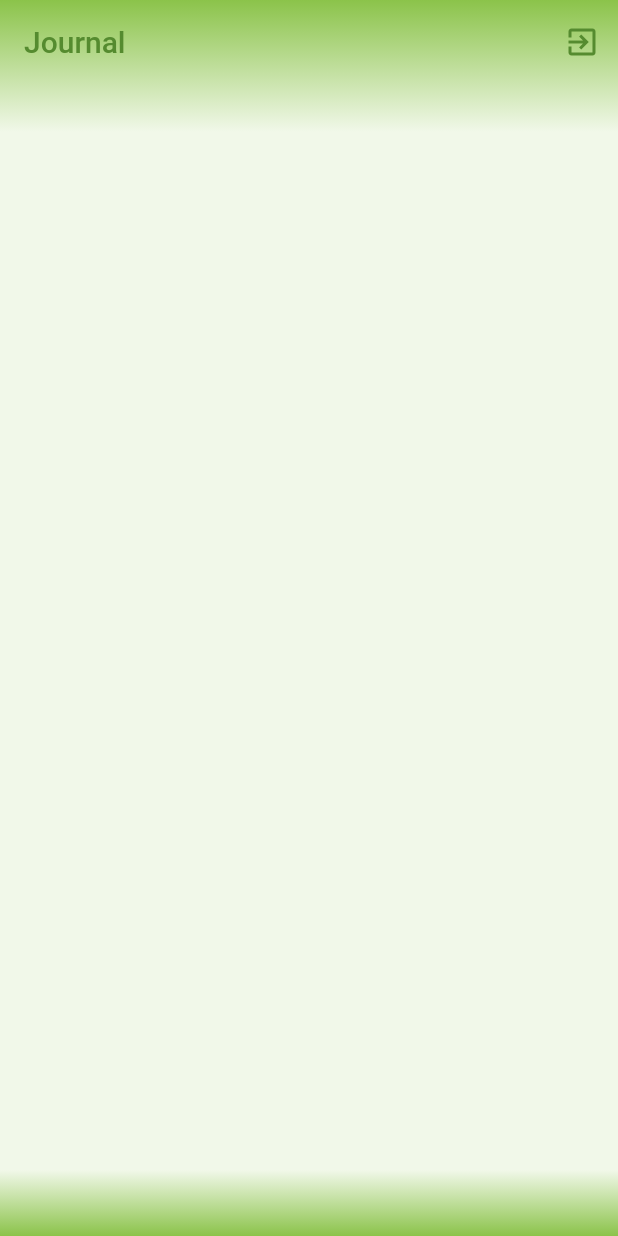
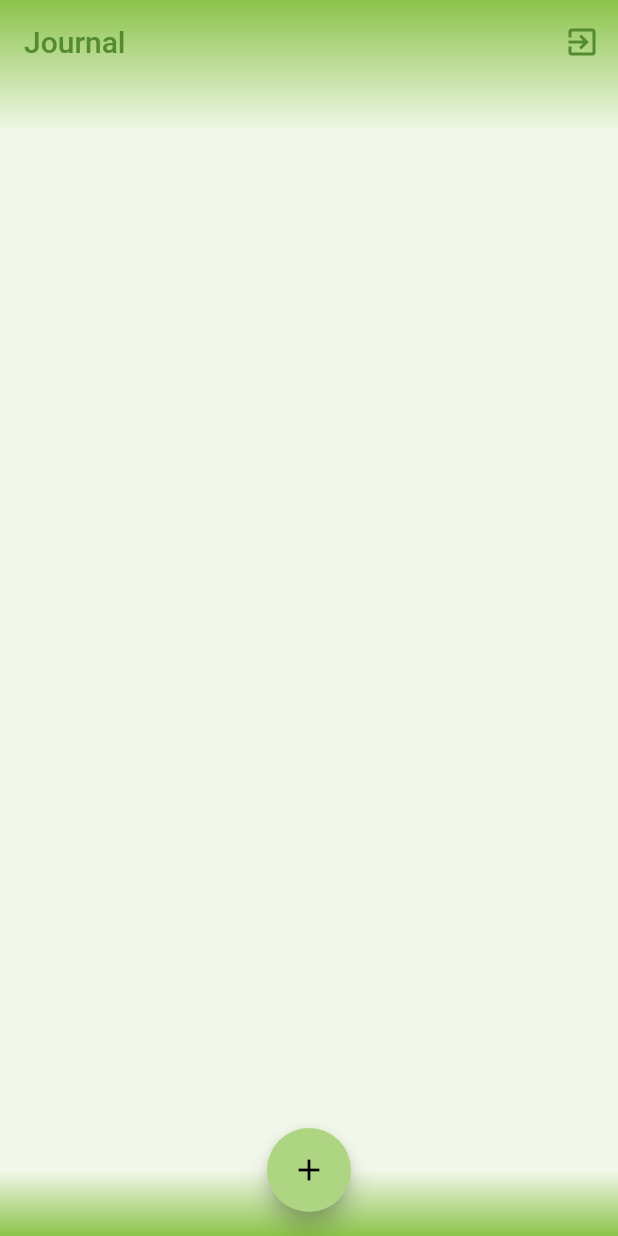
Before and after one commit to blessed-sibanda/journal, a Flutter app: the screen it shows after launch, on a phone screen of 412 x 824 dp. Run offline on Flutter 3.47's test engine with Material 2 defaults, Android fonts, the phone set to English and light mode, and no system bars.

Commit message:
add a docker floating-action-button

```diff
--- a/lib/pages/home.dart
+++ b/lib/pages/home.dart
@@ -45,6 +45,15 @@ class _MyHomePageState extends State<MyHomePage> {
       body: Center(
         child: Container(),
       ),
+      floatingActionButtonLocation: FloatingActionButtonLocation.centerDocked,
+      floatingActionButton: FloatingActionButton(
+        tooltip: 'Add Journal Entry',
+        backgroundColor: Colors.lightGreen.shade300,
+        child: const Icon(Icons.add),
+        onPressed: () async {
+          // TODO: Add _addOrEditJournal method
+        },
+      ),
       bottomNavigationBar: BottomAppBar(
         elevation: 0.0,
         child: Container(
```
